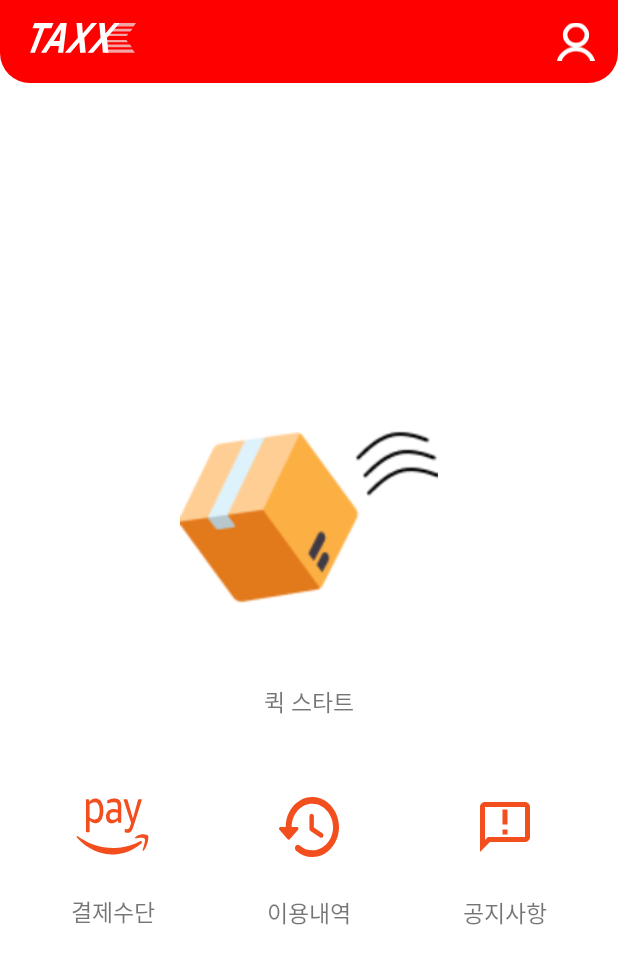
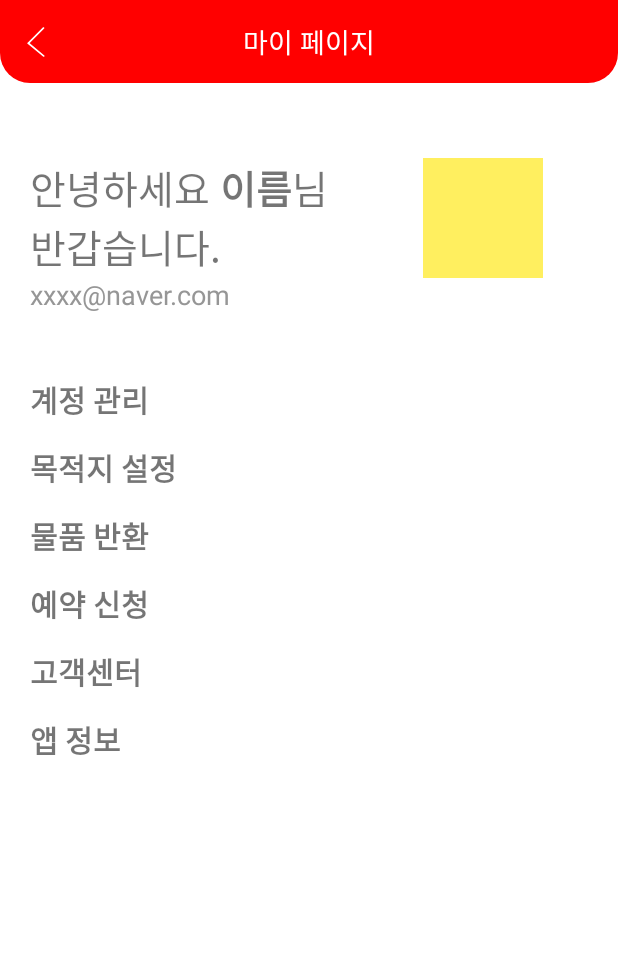
Before and after one commit to Hackerthon-TAXX/taxx-android, an Android app: the MainActivity screen opened directly, with no data from a screen before it, after a tap on an icon or button, on a phone screen of 412 x 824 dp. Shown: the top 964 px of the screen. Run offline under Robolectric (Android 15) with nearby library versions, the light colour scheme and no system bars; our stand-ins replace data binding; libraries missing offline, so code that uses them is left out: com.kakao.sdk; pictures from the network do not load; 1 statement that could not run was skipped.

Commit message:
my page kakao 정보 가져오기 및 xml 작업

```diff
--- a/app/src/main/AndroidManifest.xml
+++ b/app/src/main/AndroidManifest.xml
@@ -81,6 +81,12 @@
 
         </activity>
 
+        <activity android:name=".presentation.mypage.MyPageActivity"
+            android:exported="true"
+            android:screenOrientation="portrait">
+
+        </activity>
+
         <activity
             android:name="com.kakao.sdk.auth.AuthCodeHandlerActivity"
             android:exported="true"
--- a/app/src/main/java/com/android/taxx/presentation/main/MainActivity.kt
+++ b/app/src/main/java/com/android/taxx/presentation/main/MainActivity.kt
@@ -4,6 +4,7 @@ import android.content.Intent
 import android.os.Bundle
 import com.android.taxx.R
 import com.android.taxx.databinding.ActivityMainBinding
+import com.android.taxx.presentation.mypage.MyPageActivity
 import com.android.taxx.presentation.quickrequest.QuickRequestActivity
 import com.android.taxx.presentation.usagehistory.UsageHistoryActivity
 import com.android.taxx.util.binding.BindingActivity
@@ -28,7 +29,8 @@ class MainActivity : BindingActivity<ActivityMainBinding>(R.layout.activity_main
             startActivity(intentToQuickRequest)
         }
         binding.ivMainMyPage.setSingleOnClickListener {
-            // TODO 마이 페이지
+            val intentToMyPage = Intent(this, MyPageActivity::class.java)
+            startActivity(intentToMyPage)
         }
         binding.ivMainUsageHistory.setSingleOnClickListener {
             val intentToUsageHistory = Intent(this, UsageHistoryActivity::class.java)
--- /dev/null
+++ b/app/src/main/java/com/android/taxx/presentation/mypage/MyPageActivity.kt
@@ -0,0 +1,53 @@
+package com.android.taxx.presentation.mypage
+
+import android.os.Bundle
+import android.util.Log
+import com.android.taxx.R
+import com.android.taxx.databinding.ActivityMyPageBinding
+import com.android.taxx.util.binding.BindingActivity
+import com.bumptech.glide.Glide
+import com.kakao.sdk.user.UserApiClient
+
+class MyPageActivity : BindingActivity<ActivityMyPageBinding>(R.layout.activity_my_page) {
+    val TAG = "debugging"
+    override fun onCreate(savedInstanceState: Bundle?) {
+        super.onCreate(savedInstanceState)
+        updateKakaoData()
+    }
+
+    private fun setCircleImage(imgUrl: String?) {
+        this.let {
+            Glide.with(this@MyPageActivity)
+                .load(imgUrl)
+                .apply {
+                    if (imgUrl == null) {
+                        placeholder(R.drawable.ic_my_page)
+                    }
+                }
+                .circleCrop()
+                .into(binding.ivMyPageProfileImage)
+        }
+    }
+
+    // 로그인 유저정보 불러오기
+    private fun updateKakaoData() {
+        UserApiClient.instance.me { user, error ->
+            if (error != null) {
+                Log.e(TAG, "사용자 정보 요청 실패 $error")
+            } else if (user != null) {
+                Log.d(TAG, "사용자 정보 요청 성공 : $user")
+
+                val email = user.kakaoAccount?.email
+                val image = user.kakaoAccount?.profile?.profileImageUrl
+                val name = user.kakaoAccount?.profile?.nickname
+                initUser(name, image, email)
+            }
+        }
+    }
+
+    private fun initUser(name: String?, image: String?, email: String?) {
+        binding.tvMyPageName.text = name
+        binding.tvMyPageEmail.text = email
+        setCircleImage(image)
+    }
+}
--- /dev/null
+++ b/app/src/main/res/layout/activity_my_page.xml
@@ -0,0 +1,167 @@
+<?xml version="1.0" encoding="utf-8"?>
+<layout xmlns:android="http://schemas.android.com/apk/res/android"
+    xmlns:app="http://schemas.android.com/apk/res-auto">
+
+    <androidx.constraintlayout.widget.ConstraintLayout
+        android:layout_width="match_parent"
+        android:layout_height="match_parent">
+
+        <androidx.constraintlayout.widget.ConstraintLayout
+            android:id="@+id/cl_my_page"
+            android:layout_width="match_parent"
+            android:layout_height="55dp"
+            android:background="@drawable/shape_red_appbar"
+            app:layout_constraintTop_toTopOf="parent">
+
+            <ImageView
+                android:id="@+id/iv_my_page_back"
+                android:layout_width="wrap_content"
+                android:layout_height="wrap_content"
+                android:layout_marginStart="18dp"
+                android:src="@drawable/back_btn"
+                app:layout_constraintBottom_toBottomOf="parent"
+                app:layout_constraintDimensionRatio="1"
+                app:layout_constraintStart_toStartOf="parent"
+                app:layout_constraintTop_toTopOf="parent" />
+
+            <TextView
+                android:id="@+id/tv_my_page"
+                android:layout_width="wrap_content"
+                android:layout_height="0dp"
+                android:gravity="center"
+                android:text="마이 페이지"
+                android:textColor="@color/white"
+                android:textSize="18sp"
+                app:layout_constraintBottom_toBottomOf="parent"
+                app:layout_constraintEnd_toEndOf="parent"
+                app:layout_constraintStart_toStartOf="parent"
+                app:layout_constraintTop_toTopOf="parent" />
+        </androidx.constraintlayout.widget.ConstraintLayout>
+
+        <TextView
+            android:id="@+id/tv_my_page_hello"
+            android:layout_width="wrap_content"
+            android:layout_height="wrap_content"
+            android:layout_marginStart="20dp"
+            android:layout_marginTop="50dp"
+            android:text="안녕하세요 "
+            android:textSize="26dp"
+            app:layout_constraintStart_toStartOf="parent"
+            app:layout_constraintTop_toBottomOf="@+id/cl_my_page" />
+
+        <TextView
+            android:id="@+id/tv_my_page_name"
+            android:layout_width="wrap_content"
+            android:layout_height="wrap_content"
+            android:layout_marginTop="50dp"
+            android:text="이름"
+            android:textSize="26dp"
+            android:textStyle="bold"
+            app:layout_constraintStart_toEndOf="@+id/tv_my_page_hello"
+            app:layout_constraintTop_toBottomOf="@+id/cl_my_page" />
+
+        <TextView
+            android:id="@+id/tv_my_page_sir"
+            android:layout_width="wrap_content"
+            android:layout_height="wrap_content"
+            android:layout_marginTop="50dp"
+            android:text="님"
+            android:textSize="26dp"
+            app:layout_constraintStart_toEndOf="@+id/tv_my_page_name"
+            app:layout_constraintTop_toBottomOf="@+id/cl_my_page" />
+
+        <TextView
+            android:id="@+id/tv_my_page_nice"
+            android:layout_width="wrap_content"
+            android:layout_height="wrap_content"
+            android:text="반갑습니다."
+            android:textSize="26dp"
+            app:layout_constraintStart_toStartOf="@+id/tv_my_page_hello"
+            app:layout_constraintTop_toBottomOf="@+id/tv_my_page_hello" />
+
+        <ImageView
+            android:id="@+id/iv_my_page_profile_image"
+            android:layout_width="80dp"
+            android:layout_height="80dp"
+            android:layout_marginEnd="50dp"
+            android:src="@color/taxx_yellow"
+            app:layout_constraintEnd_toEndOf="parent"
+            app:layout_constraintTop_toTopOf="@+id/tv_my_page_hello" />
+
+        <TextView
+            android:id="@+id/tv_my_page_email"
+            android:layout_width="wrap_content"
+            android:layout_height="wrap_content"
+            android:text="xxxx@naver.com"
+            android:textColor="@color/taxx_dark_gray"
+            android:textSize="18dp"
+            app:layout_constraintStart_toStartOf="@id/tv_my_page_hello"
+            app:layout_constraintTop_toBottomOf="@id/tv_my_page_nice" />
+
+        <View
+            android:id="@+id/view_my_page"
+            android:layout_width="match_parent"
+            android:layout_height="2dp"
+            android:layout_marginHorizontal="20dp"
+            android:layout_marginTop="25dp"
+            app:layout_constraintTop_toBottomOf="@id/tv_my_page_email" />
+
+        <LinearLayout
+            android:layout_width="match_parent"
+            android:layout_height="wrap_content"
+            android:layout_marginHorizontal="20dp"
+            android:layout_marginTop="15dp"
+            android:orientation="vertical"
+            app:layout_constraintTop_toBottomOf="@+id/view_my_page">
+
+            <TextView
+                android:layout_width="match_parent"
+                android:layout_height="wrap_content"
+                android:layout_marginBottom="15dp"
+                android:text="계정 관리"
+                android:textSize="20dp"
+                android:textStyle="bold" />
+
+            <TextView
+                android:layout_width="match_parent"
+                android:layout_height="wrap_content"
+                android:layout_marginBottom="15dp"
+                android:text="목적지 설정"
+                android:textSize="20dp"
+                android:textStyle="bold" />
+
+            <TextView
+                android:layout_width="match_parent"
+                android:layout_height="wrap_content"
+                android:layout_marginBottom="15dp"
+                android:text="물품 반환"
+                android:textSize="20dp"
+                android:textStyle="bold" />
+
+            <TextView
+                android:layout_width="match_parent"
+                android:layout_height="wrap_content"
+                android:layout_marginBottom="15dp"
+                android:text="예약 신청"
+                android:textSize="20dp"
+                android:textStyle="bold" />
+
+            <TextView
+                android:layout_width="match_parent"
+                android:layout_height="wrap_content"
+                android:layout_marginBottom="15dp"
+                android:text="고객센터"
+                android:textSize="20dp"
+                android:textStyle="bold" />
+
+            <TextView
+                android:layout_width="match_parent"
+                android:layout_height="wrap_content"
+                android:text="앱 정보"
+                android:textSize="20dp"
+                android:textStyle="bold" />
+
+
+        </LinearLayout>
+    </androidx.constraintlayout.widget.ConstraintLayout>
+</layout>
--- a/app/src/main/res/values/colors.xml
+++ b/app/src/main/res/values/colors.xml
@@ -9,6 +9,7 @@
     <color name="white">#FFFFFFFF</color>
     <color name="taxx_yellow">#FFFFEF5F</color>
     <color name="taxx_gray">#FFD3D3D3</color>
+    <color name="taxx_dark_gray">#FF969696</color>
     <color name="taxx_red">#FF0000</color>
     <color name="taxx_lightgray">#D8D8D8</color>
 </resources>
```
